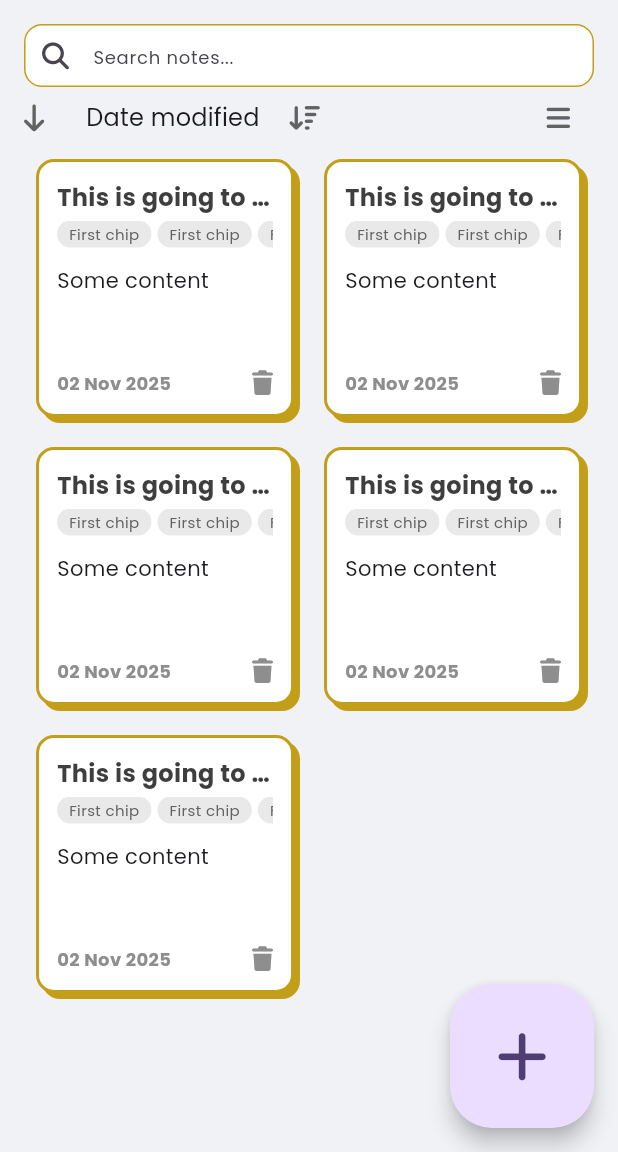
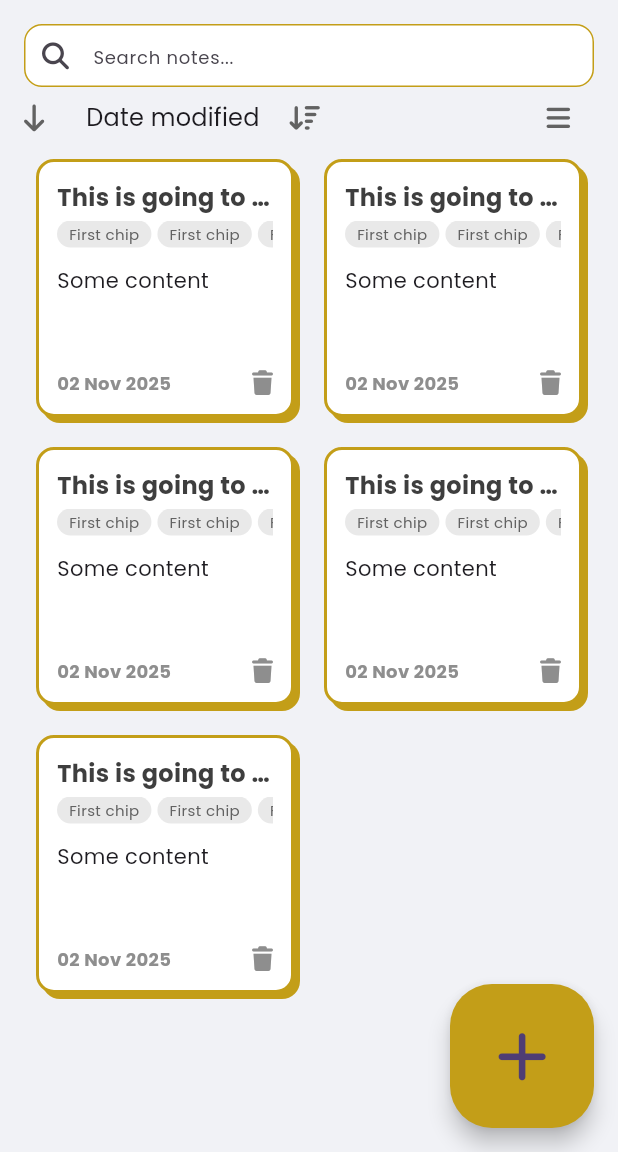
Before and after one commit to Venya47/Quick_Scribe, a Flutter app: the screen it shows after launch, on a phone screen of 412 x 824 dp, the part 84-1236 px from its top. Run offline on Flutter 3.47's test engine with Material 3 defaults, Android fonts, the light colour scheme and no system bars; our stand-ins replace font_awesome_flutter.

Commit message:
Created a page to add or update a note

```diff
--- a/lib/MainPage.dart
+++ b/lib/MainPage.dart
@@ -1,6 +1,9 @@
 import 'package:flutter/cupertino.dart';
 import 'package:flutter/material.dart';
 import 'package:font_awesome_flutter/font_awesome_flutter.dart';
+import 'package:quick_scribe/new_or_edit_note_page.dart';
+import 'package:quick_scribe/widgets/note_icon_button.dart';
+import 'package:quick_scribe/widgets/note_icon_button_outlined.dart';
 import 'constants.dart';
 
 class MainPage extends StatefulWidget {
@@ -20,16 +23,16 @@ class _MainPageState extends State<MainPage> {
       appBar: AppBar(
         title: Center(child: Text("Quick Scribe...",style: TextStyle(fontWeight: FontWeight.bold,color: Colors.brown),)),
         actions: [
-          IconButton(onPressed: (){},
-              style: IconButton.styleFrom(
-                  backgroundColor: primary,
-                  foregroundColor: white,
-                  shape: RoundedRectangleBorder(borderRadius: BorderRadius.circular(12),side: BorderSide(color: black))),
-         icon:FaIcon(FontAwesomeIcons.rightFromBracket)),
+          NoteIconButtonOutlined(
+              icon: FontAwesomeIcons.rightFromBracket,
+              onPressed: (){}
+          ),
         ],
         backgroundColor: Colors.yellow[300],
       ),
-      floatingActionButton: FloatingActionButton.large(onPressed: (){},child: FaIcon(FontAwesomeIcons.plus),),
+      floatingActionButton: FloatingActionButton.large(onPressed: (){
+        Navigator.push(context,MaterialPageRoute(builder: (context)=>NewOrEditNotePage()));},
+        child: FaIcon(FontAwesomeIcons.plus),backgroundColor: primary,),
       body: Padding(
         padding: const EdgeInsets.all(16.0),
         child: Column(
@@ -52,20 +55,9 @@ class _MainPageState extends State<MainPage> {
               padding: const EdgeInsets.symmetric(vertical: 8.0),
               child: Row(
                 children: [
-                  IconButton(
-                      onPressed: (){
-                        setState(() {
-                          isDesc=!isDesc;
-                        });
-                      },
-                      icon: FaIcon(isDesc? FontAwesomeIcons.arrowDown:FontAwesomeIcons.arrowUp),
-                    padding: EdgeInsets.zero,
-                    visualDensity: VisualDensity.compact,
-                    constraints: BoxConstraints(),
-                    style: IconButton.styleFrom(tapTargetSize:MaterialTapTargetSize.shrinkWrap ),
-                    iconSize: 18,
-                    color: gray700,
-                  ),
+                  NoteIconButton(size:18,Icon: isDesc? FontAwesomeIcons.arrowDown:FontAwesomeIcons.arrowUp, onPressed: (){setState(() {
+                    isDesc=!isDesc;
+                  });}),
                   SizedBox(width: 16,),
                   DropdownButton(
                       value:ddvalue,
--- /dev/null
+++ b/lib/widgets/note_icon_button.dart
@@ -0,0 +1,30 @@
+import 'dart:ui';
+import 'package:flutter/material.dart';
+import 'package:font_awesome_flutter/font_awesome_flutter.dart';
+
+import '../constants.dart';
+
+class  NoteIconButton extends StatelessWidget {
+  const NoteIconButton({
+   required this.size,
+  required this.Icon,
+  required this.onPressed,
+  super.key});
+  final IconData Icon;
+  final double? size;
+  final VoidCallback? onPressed;
+
+  @override
+  Widget build(BuildContext context) {
+    return IconButton(
+    onPressed: onPressed,
+    icon: FaIcon(Icon),
+    padding: EdgeInsets.zero,
+    visualDensity: VisualDensity.compact,
+    constraints: BoxConstraints(),
+    style: IconButton.styleFrom(tapTargetSize:MaterialTapTargetSize.shrinkWrap ),
+    iconSize: size,
+    color: gray700,
+    );
+  }
+}
--- /dev/null
+++ b/lib/widgets/note_icon_button_outlined.dart
@@ -0,0 +1,25 @@
+
+import 'package:flutter/material.dart';
+import 'package:font_awesome_flutter/font_awesome_flutter.dart';
+
+import '../constants.dart';
+
+class NoteIconButtonOutlined extends StatelessWidget {
+  const NoteIconButtonOutlined({
+    required this.icon,
+    required this.onPressed,//call back fucntion
+    super.key,
+  });
+
+  final IconData icon;
+  final VoidCallback onPressed;
+  @override
+  Widget build(BuildContext context) {
+    return IconButton(onPressed: (){onPressed;},
+        style: IconButton.styleFrom(
+            backgroundColor: primary,
+            foregroundColor: white,
+            shape: RoundedRectangleBorder(borderRadius: BorderRadius.circular(12),side: BorderSide(color: black))),
+        icon:FaIcon(icon));
+  }
+}
--- a/pubspec.yaml
+++ b/pubspec.yaml
@@ -16,6 +16,7 @@ dependencies:
 
   cupertino_icons: ^1.0.8
   font_awesome_flutter: ^10.9.0
+  flutter_quill: ^11.4.2
 
 dev_dependencies:
   flutter_test:
```
Also changed, not shown: lib/new_or_edit_note_page.dart (added, +106 -0 lines), pubspec.lock, 5 other files.
